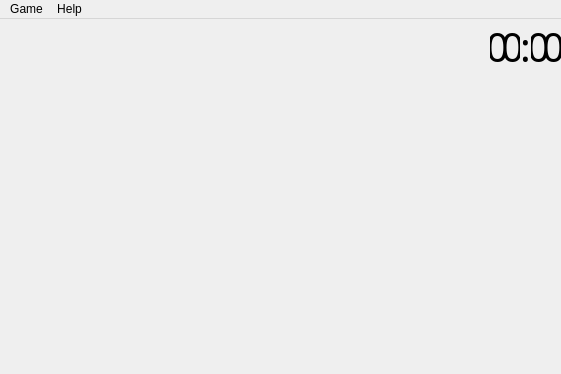
Above: mainwindow.ui from q-g-j/qminesweeper before the change. Below: the same form after it.
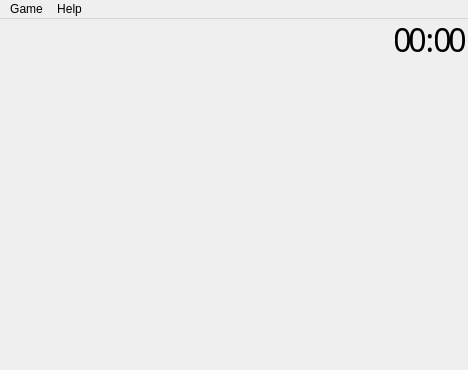
That is the form after the change.

Commit message: fixed widget for choosing difficulty

```diff
--- a/mainwindow.ui
+++ b/mainwindow.ui
@@ -6,8 +6,8 @@
    <rect>
     <x>0</x>
     <y>0</y>
-    <width>561</width>
-    <height>374</height>
+    <width>468</width>
+    <height>370</height>
    </rect>
   </property>
   <property name="sizePolicy">
@@ -62,6 +62,12 @@
         <height>40</height>
        </size>
       </property>
+      <property name="maximumSize">
+       <size>
+        <width>16777215</width>
+        <height>40</height>
+       </size>
+      </property>
       <property name="font">
        <font>
         <pointsize>10</pointsize>
@@ -77,13 +83,13 @@
         <number>0</number>
        </property>
        <property name="leftMargin">
-        <number>0</number>
+        <number>3</number>
        </property>
        <property name="topMargin">
         <number>0</number>
        </property>
        <property name="rightMargin">
-        <number>0</number>
+        <number>3</number>
        </property>
        <property name="bottomMargin">
         <number>0</number>
@@ -102,16 +108,10 @@
            <height>0</height>
           </size>
          </property>
-         <property name="maximumSize">
-          <size>
-           <width>40</width>
-           <height>16777215</height>
-          </size>
-         </property>
          <property name="font">
           <font>
-           <family>Bahnschrift Condensed</family>
-           <pointsize>30</pointsize>
+           <family>Noto Sans Condensed Medium</family>
+           <pointsize>24</pointsize>
           </font>
          </property>
          <property name="styleSheet">
@@ -126,10 +126,10 @@
           <string/>
          </property>
          <property name="alignment">
-          <set>Qt::AlignCenter</set>
+          <set>Qt::AlignLeading|Qt::AlignLeft|Qt::AlignVCenter</set>
          </property>
          <property name="margin">
-          <number>-5</number>
+          <number>0</number>
          </property>
          <property name="indent">
           <number>0</number>
@@ -234,8 +234,9 @@
          </property>
          <property name="font">
           <font>
-           <family>Bahnschrift Condensed</family>
-           <pointsize>30</pointsize>
+           <family>Noto Sans Condensed Medium</family>
+           <pointsize>24</pointsize>
+           <weight>50</weight>
            <bold>false</bold>
           </font>
          </property>
@@ -254,7 +255,7 @@
           <set>Qt::AlignCenter</set>
          </property>
          <property name="margin">
-          <number>-5</number>
+          <number>0</number>
          </property>
         </widget>
        </item>
@@ -280,8 +281,9 @@
          </property>
          <property name="font">
           <font>
-           <family>Bahnschrift Condensed</family>
-           <pointsize>30</pointsize>
+           <family>Noto Sans Condensed Medium</family>
+           <pointsize>24</pointsize>
+           <weight>50</weight>
            <bold>false</bold>
           </font>
          </property>
@@ -300,7 +302,7 @@
           <set>Qt::AlignCenter</set>
          </property>
          <property name="margin">
-          <number>-5</number>
+          <number>0</number>
          </property>
         </widget>
        </item>
@@ -320,8 +322,9 @@
          </property>
          <property name="font">
           <font>
-           <family>Bahnschrift Condensed</family>
-           <pointsize>30</pointsize>
+           <family>Noto Sans Condensed Medium</family>
+           <pointsize>24</pointsize>
+           <weight>50</weight>
            <bold>false</bold>
           </font>
          </property>
@@ -340,7 +343,7 @@
           <set>Qt::AlignCenter</set>
          </property>
          <property name="margin">
-          <number>-5</number>
+          <number>0</number>
          </property>
         </widget>
        </item>
@@ -366,8 +369,9 @@
          </property>
          <property name="font">
           <font>
-           <family>Bahnschrift Condensed</family>
-           <pointsize>30</pointsize>
+           <family>Noto Sans Condensed Medium</family>
+           <pointsize>24</pointsize>
+           <weight>50</weight>
            <bold>false</bold>
           </font>
          </property>
@@ -386,7 +390,7 @@
           <set>Qt::AlignCenter</set>
          </property>
          <property name="margin">
-          <number>-5</number>
+          <number>0</number>
          </property>
         </widget>
        </item>
@@ -412,8 +416,9 @@
          </property>
          <property name="font">
           <font>
-           <family>Bahnschrift Condensed</family>
-           <pointsize>30</pointsize>
+           <family>Noto Sans Condensed Medium</family>
+           <pointsize>24</pointsize>
+           <weight>50</weight>
            <bold>false</bold>
           </font>
          </property>
@@ -435,7 +440,7 @@
           <set>Qt::AlignCenter</set>
          </property>
          <property name="margin">
-          <number>-5</number>
+          <number>0</number>
          </property>
          <property name="indent">
           <number>0</number>
@@ -471,8 +476,8 @@
     <rect>
      <x>0</x>
      <y>0</y>
-     <width>561</width>
-     <height>21</height>
+     <width>468</width>
+     <height>30</height>
     </rect>
    </property>
    <widget class="QMenu" name="menuGame">
```
The commit also changes 5 other files.
